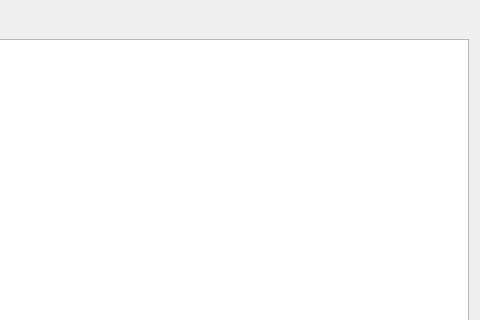
Qt form src/catalog_view_form.ui (nickorzha/glass-plotter) before a commit; both pictures show x 111 to 591 and y 0 to 320 of the 591 by 436 pixel window.
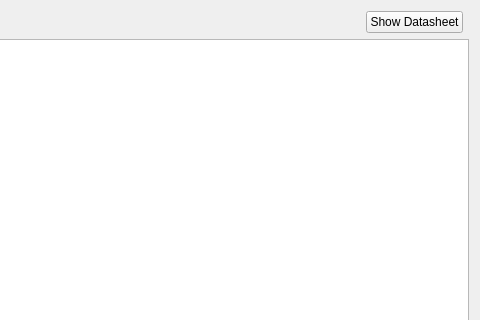
The same form after that commit.

```diff
--- a/src/catalog_view_form.ui
+++ b/src/catalog_view_form.ui
@@ -17,6 +17,16 @@
    <locale language="English" country="UnitedStates"/>
   </property>
   <layout class="QGridLayout" name="gridLayout">
+   <item row="1" column="0" colspan="4">
+    <widget class="QTableWidget" name="tableWidget"/>
+   </item>
+   <item row="0" column="2">
+    <widget class="QPushButton" name="pushButton_showDatasheet">
+     <property name="text">
+      <string>Show Datasheet</string>
+     </property>
+    </widget>
+   </item>
    <item row="0" column="0">
     <widget class="QComboBox" name="comboBox_Supplyer"/>
    </item>
@@ -33,9 +43,6 @@
      </property>
     </spacer>
    </item>
-   <item row="1" column="0" colspan="2">
-    <widget class="QTableWidget" name="tableWidget"/>
-   </item>
   </layout>
  </widget>
  <resources/>
```
